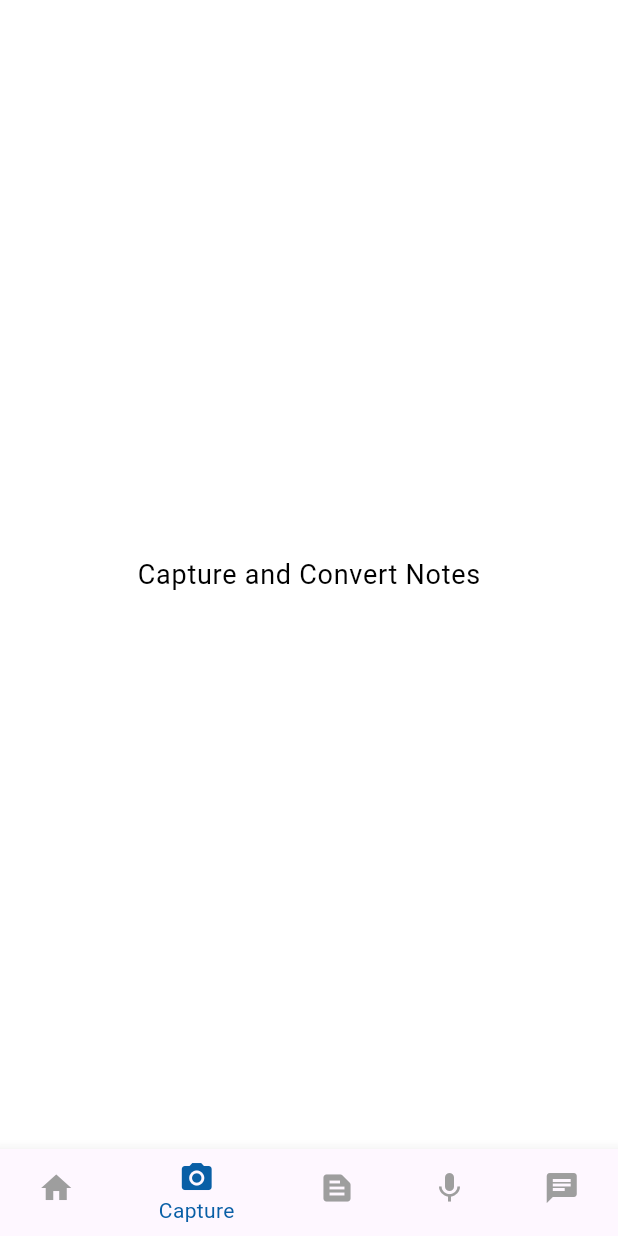
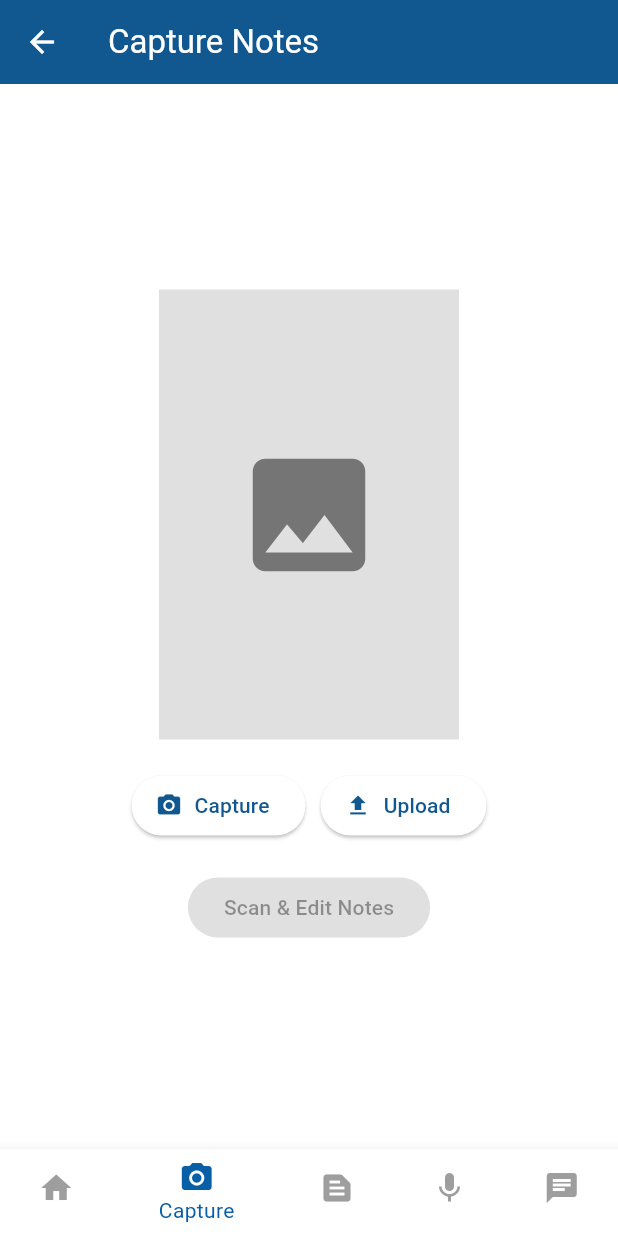
Before and after one commit to Mach-web/HandwrittenNotesToAudio_flutterApp, a Flutter app: the screen it shows after launch, after a tap on "Get Started", on a phone screen of 412 x 824 dp. Run offline on Flutter 3.47's test engine with Material 3 defaults, Android fonts, the phone set to English and light mode, and no system bars; our stand-ins replace get, image_picker, lottie.

Commit message:
Upload and capture eimages

```diff
--- a/lib/themes.dart
+++ b/lib/themes.dart
@@ -5,6 +5,10 @@ class AppThemes {
     brightness: Brightness.light,
     primarySwatch: Colors.blue,
     scaffoldBackgroundColor: Colors.white,
+    colorScheme: ColorScheme.light(
+      primary: const Color.fromARGB(255, 17, 87, 144),
+      secondary: const Color.fromARGB(255, 9, 95, 166),
+    ),
     appBarTheme: AppBarTheme(
       backgroundColor: Colors.blue,
       foregroundColor: Colors.white,
@@ -24,6 +28,10 @@ class AppThemes {
     brightness: Brightness.dark,
     primarySwatch: Colors.blue,
     scaffoldBackgroundColor: Colors.black,
+    colorScheme: ColorScheme.dark(
+      primary: const Color.fromARGB(255, 17, 87, 144),
+      secondary: const Color.fromARGB(255, 9, 95, 166),
+    ),
     appBarTheme: AppBarTheme(
       backgroundColor: Colors.black,
       foregroundColor: Colors.white,
--- /dev/null
+++ b/lib/views/capture_notes.dart
@@ -0,0 +1,93 @@
+import 'dart:io';
+
+import 'package:flutter/material.dart';
+import 'package:image_picker/image_picker.dart';
+import 'package:notestoaudio/themes.dart';
+
+class CaptureNotesPage extends StatefulWidget {
+  @override
+  _CaptureNotesPageState createState() => _CaptureNotesPageState();
+}
+
+class _CaptureNotesPageState extends State<CaptureNotesPage> {
+  final ImagePicker _picker = ImagePicker();
+  List<File> _images = [];
+
+  Future<void> _pickImage(ImageSource source) async {
+    if (_images.length >= 5) return; // Limit to 5 images
+    final pickedFile = await _picker.pickImage(source: source);
+    if (pickedFile != null) {
+      setState(() {
+        _images.add(File(pickedFile.path));
+      });
+    }
+  }
+
+  @override
+  Widget build(BuildContext context) {
+    return Scaffold(
+      appBar: AppBar(title: Text('Capture Notes'), backgroundColor: Theme.of(context).colorScheme.primary,),
+      body: Padding(
+        padding: const EdgeInsets.all(16.0),
+        child: Column(
+          mainAxisAlignment: MainAxisAlignment.center,
+          children: [
+            _images.isNotEmpty
+                ? SizedBox(
+                    height: 200,
+                    child: ListView.builder(
+                      scrollDirection: Axis.horizontal,
+                      itemCount: _images.length,
+                      itemBuilder: (context, index) => Padding(
+                        padding: const EdgeInsets.symmetric(horizontal: 4.0),
+                        child: Stack(
+                          alignment: Alignment.topRight,
+                          children: [
+                            Image.file(_images[index], height: 200, width: 150, fit: BoxFit.cover),
+                            IconButton(
+                              icon: Icon(Icons.cancel, color: Colors.red),
+                              onPressed: () {
+                                setState(() {
+                                  _images.removeAt(index);
+                                });
+                              },
+                            ),
+                          ],
+                        ),
+                      ),
+                    ),
+                  )
+                : Container(
+                    height: 300,
+                    width: 200,
+                    color: Colors.grey[300],
+                    child: Icon(Icons.image, size: 100, color: Colors.grey[600]),
+                  ),
+            const SizedBox(height: 20),
+            Row(
+              mainAxisAlignment: MainAxisAlignment.center,
+              children: [
+                ElevatedButton.icon(
+                  icon: Icon(Icons.camera_alt),
+                  label: Text('Capture'),
+                  onPressed: () => _pickImage(ImageSource.camera),
+                ),
+                const SizedBox(width: 10),
+                ElevatedButton.icon(
+                  icon: Icon(Icons.upload),
+                  label: Text('Upload'),
+                  onPressed: () => _pickImage(ImageSource.gallery),
+                ),
+              ],
+            ),
+            const SizedBox(height: 20),
+            ElevatedButton(
+              onPressed: _images.isNotEmpty ? () {/* Navigate to scanning & editing page */} : null,
+              child: Text('Scan & Edit Notes'),
+            ),
+          ],
+        ),
+      ),
+    );
+  }
+}
--- a/lib/views/home_page.dart
+++ b/lib/views/home_page.dart
@@ -73,7 +73,7 @@ class _HomePageState extends State<HomePage> with SingleTickerProviderStateMixin
                   );
                 },
                 style: ElevatedButton.styleFrom(
-                  backgroundColor: Theme.of(context).primaryColor,
+                  backgroundColor: Theme.of(context).colorScheme.primary,
                   padding: const EdgeInsets.symmetric(horizontal: 32, vertical: 12),
                   shape: RoundedRectangleBorder(
                     borderRadius: BorderRadius.circular(30),
--- a/lib/views/navigation.dart
+++ b/lib/views/navigation.dart
@@ -1,4 +1,5 @@
 import 'package:flutter/material.dart';
+import 'package:notestoaudio/views/capture_notes.dart';
 import 'package:notestoaudio/views/home_page.dart';
 
 class NavigationScreen extends StatefulWidget {
@@ -60,18 +61,6 @@ class _NavigationScreenState extends State<NavigationScreen> {
   }
 }
 
-class CaptureNotesPage extends StatelessWidget {
-  @override
-  Widget build(BuildContext context) {
-    return Center(
-      child: Text(
-        'Capture and Convert Notes',
-        style: Theme.of(context).textTheme.bodyLarge,
-      ),
-    );
-  }
-}
-
 class SummarizationPage extends StatelessWidget {
   @override
   Widget build(BuildContext context) {
--- a/pubspec.yaml
+++ b/pubspec.yaml
@@ -36,6 +36,7 @@ dependencies:
   cupertino_icons: ^1.0.8
   get: ^4.7.2
   lottie: ^3.3.1
+  image_picker: ^1.1.2
 
 dev_dependencies:
   flutter_test:
```
Also changed, not shown: pubspec.lock, 5 other files.
